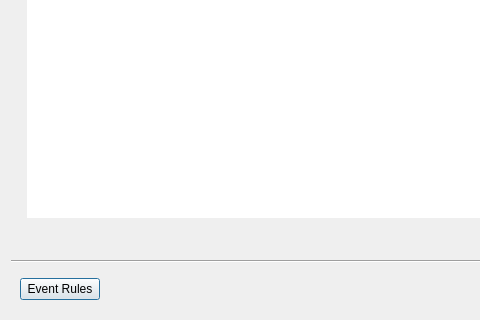
Old version of the form client/libclient/src/ui/dialogs/event_log_dialog.ui in the repository networkoptix/nx_open; both pictures show x 0 to 480 and y 322 to 642 of the 1200 by 642 pixel window.
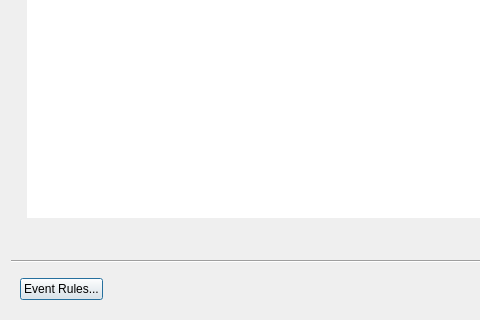
New version of the form. Custom widgets are drawn as their Qt base class.

Commit message:
VMS-5103 - Texts on buttons fixes
<==== Mercurial data ====>
Branch: dev_3.0.0_gui

What changed in the file:
```diff
--- a/client/libclient/src/ui/dialogs/event_log_dialog.ui
+++ b/client/libclient/src/ui/dialogs/event_log_dialog.ui
@@ -229,7 +229,7 @@
       <item>
        <widget class="QPushButton" name="eventRulesButton">
         <property name="text">
-         <string>Event Rules</string>
+         <string>Event Rules...</string>
         </property>
        </widget>
       </item>
```
The commit also changes 3 other files.
